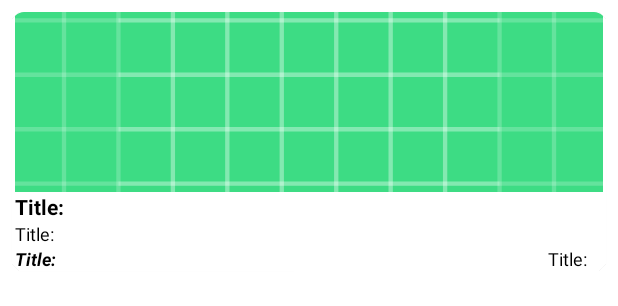
After one commit to linkinamine/GNews, an Android app: the layout article_item.xml on its own in the app's theme, with its tools: preview values and no code run, on a phone screen of 412 x 824 dp. The commit adds this screen. Shown: the top 306 px of the screen. Run offline under Robolectric (Android 15) with nearby library versions, the phone set to English and light mode, and no system bars.

Commit message:
add main activity

```diff
--- a/app/src/main/AndroidManifest.xml
+++ b/app/src/main/AndroidManifest.xml
@@ -2,14 +2,17 @@
 <manifest xmlns:android="http://schemas.android.com/apk/res/android"
     package="com.benallouch.yunar">
 
+    <uses-permission android:name="android.permission.INTERNET" />
+
     <application
         android:allowBackup="true"
+        android:name=".GNewsApp"
         android:icon="@mipmap/ic_launcher"
         android:label="@string/app_name"
         android:roundIcon="@mipmap/ic_launcher_round"
         android:supportsRtl="true"
         android:theme="@style/AppTheme">
-        <activity android:name=".MainActivity">
+        <activity android:name=".ui.main.MainActivity">
             <intent-filter>
                 <action android:name="android.intent.action.MAIN" />
 
--- /dev/null
+++ b/app/src/main/res/layout/article_item.xml
@@ -0,0 +1,82 @@
+<?xml version="1.0" encoding="utf-8"?>
+<com.google.android.material.card.MaterialCardView xmlns:android="http://schemas.android.com/apk/res/android"
+    xmlns:app="http://schemas.android.com/apk/res-auto"
+    xmlns:tools="http://schemas.android.com/tools"
+    android:layout_width="match_parent"
+    android:layout_height="wrap_content"
+    android:layout_marginStart="8dp"
+    android:layout_marginTop="8dp"
+    android:layout_marginEnd="8dp"
+    android:background="?attr/selectableItemBackground"
+    android:elevation="4dp"
+    app:cardCornerRadius="8dp">
+
+    <androidx.constraintlayout.widget.ConstraintLayout
+        android:layout_width="match_parent"
+        android:layout_height="match_parent"
+        android:layout_marginStart="2dp"
+        android:layout_marginEnd="2dp">
+
+        <TextView
+            android:id="@+id/article_title"
+            android:layout_width="wrap_content"
+            android:layout_height="wrap_content"
+            android:layout_marginBottom="8dp"
+            android:ellipsize="end"
+            android:maxLines="2"
+            android:textColor="@color/black"
+            android:textSize="14sp"
+            android:textStyle="bold"
+            app:layout_constraintStart_toStartOf="parent"
+            app:layout_constraintTop_toBottomOf="@+id/article_iv"
+            tools:text="Title: " />
+
+
+        <TextView
+            android:id="@+id/article_description"
+            android:layout_width="wrap_content"
+            android:layout_height="wrap_content"
+            android:layout_marginBottom="8dp"
+            android:ellipsize="end"
+            android:maxLines="2"
+            android:textColor="@color/black"
+            android:textSize="12sp"
+            app:layout_constraintStart_toStartOf="parent"
+            app:layout_constraintTop_toBottomOf="@+id/article_title"
+            tools:text="Title: " />
+
+
+        <TextView
+            android:id="@+id/article_source"
+            android:layout_width="wrap_content"
+            android:layout_height="wrap_content"
+            android:textColor="@color/black"
+            android:textSize="12sp"
+            android:textStyle="bold|italic"
+            app:layout_constraintStart_toStartOf="parent"
+            app:layout_constraintTop_toBottomOf="@+id/article_description"
+            tools:text="Title: " />
+
+        <TextView
+            android:id="@+id/article_published"
+            android:layout_width="wrap_content"
+            android:layout_height="wrap_content"
+            android:layout_marginEnd="8dp"
+            android:layout_marginBottom="8dp"
+            android:textColor="@color/black"
+            android:textSize="12sp"
+            app:layout_constraintEnd_toEndOf="parent"
+            app:layout_constraintTop_toBottomOf="@+id/article_description"
+            tools:text="Title: " />
+
+        <androidx.appcompat.widget.AppCompatImageView
+            android:id="@+id/article_iv"
+            android:layout_width="match_parent"
+            android:layout_height="120dp"
+            android:scaleType="centerCrop"
+            app:layout_constraintStart_toStartOf="parent"
+            app:layout_constraintTop_toTopOf="parent"
+            app:srcCompat="@drawable/ic_launcher_background" />
+
+    </androidx.constraintlayout.widget.ConstraintLayout>
+</com.google.android.material.card.MaterialCardView>
```
Also changed, not shown: app/src/main/java/com/benallouch/yunar/MainActivity.java (deleted, +0 -14 lines), app/src/main/java/com/benallouch/yunar/ui/main/MainActivity.kt (added, +42 -0 lines), app/src/main/java/com/benallouch/yunar/ui/main/MainViewModel.kt (added, +52 -0 lines), app/src/main/res/layout/activity_main.xml (+18 -6 lines).
